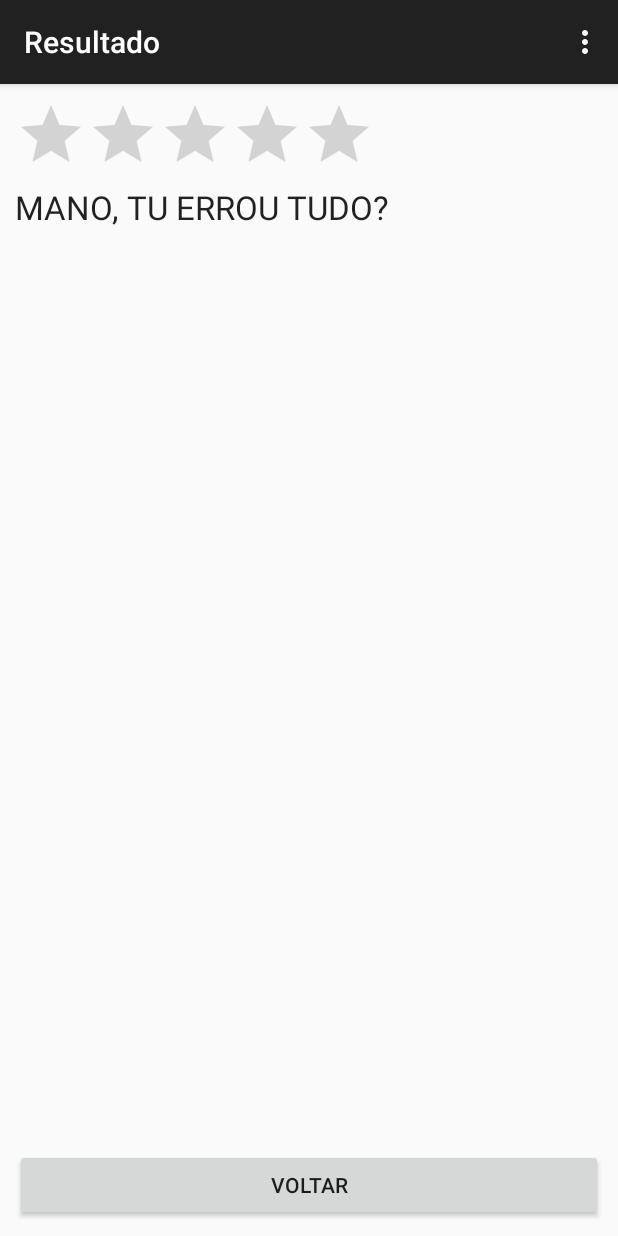
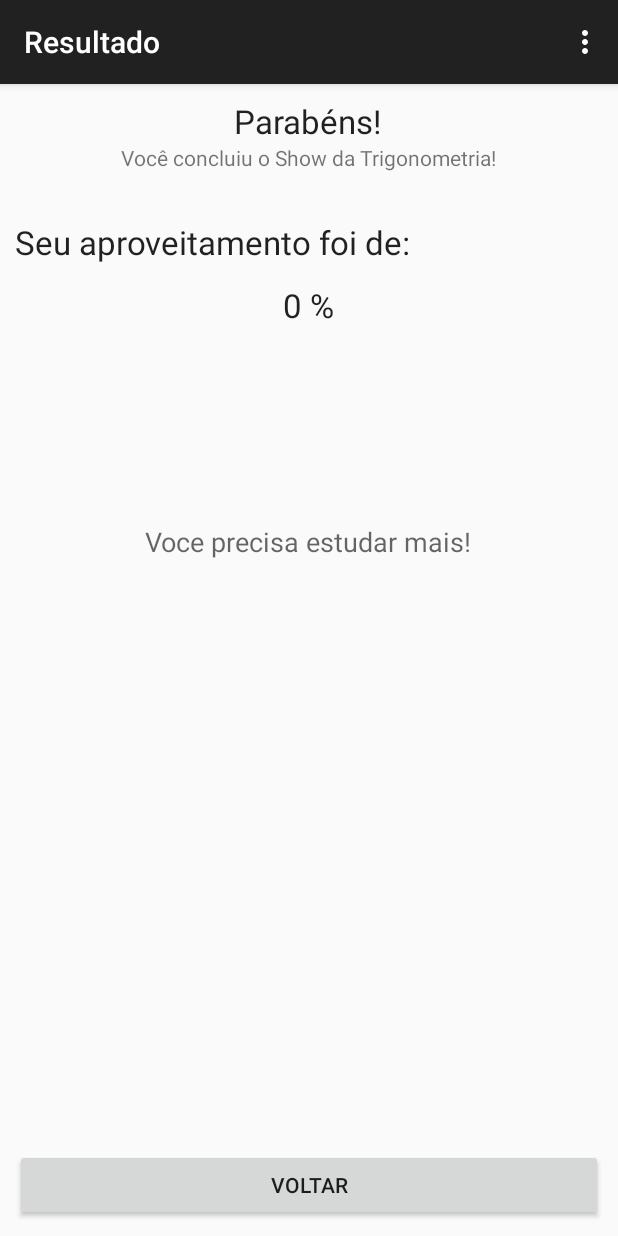
Before and after one commit to alvaromarinho/showdatrigonometria, an Android app: the Resultado screen opened directly, with no data from a screen before it, on a phone screen of 412 x 824 dp. Run offline under Robolectric (Android 15) with nearby library versions, the phone set to English and light mode, and no system bars; 1 statement that could not run was skipped.

Commit message:
Tela de Resultado

```diff
--- a/app/src/main/java/com/example/alvinkalango/showdatrigonometria/Quiz.java
+++ b/app/src/main/java/com/example/alvinkalango/showdatrigonometria/Quiz.java
@@ -99,7 +99,8 @@ public class Quiz extends Activity {
 
                     AlertDialog.Builder builder = new AlertDialog.Builder(Quiz.this);
                     builder.setTitle("Etapa concluída");
-                    builder.setMessage("Acertos = " + pontuacaoTemp);
+                    percTemp = (pontuacaoTemp*100)/5;
+                    builder.setMessage("Acertos = " + percTemp + "%");
                     builder.setPositiveButton("OK", new DialogInterface.OnClickListener() {
                         public void onClick(DialogInterface dialog, int id) {
                             Concluido.dismiss();
--- a/app/src/main/java/com/example/alvinkalango/showdatrigonometria/Resultado.java
+++ b/app/src/main/java/com/example/alvinkalango/showdatrigonometria/Resultado.java
@@ -15,12 +15,13 @@ public class Resultado extends AppCompatActivity {
 
     ManipulaBanco CRUD;
 
-    RatingBar bar;
     TextView resultado;
+    TextView msg;
     Button Bt_voltar;
 
     String codigo;
     int pontuacao;
+    int percTotal;
 
     @Override
     protected void onCreate(Bundle savedInstanceState) {
@@ -35,34 +36,16 @@ public class Resultado extends AppCompatActivity {
 
         Bt_voltar = (Button) findViewById(R.id.bt_voltar);
         resultado = (TextView)findViewById(R.id.textResultado);
-        bar = (RatingBar)findViewById(R.id.ratingBar);
-        bar.setNumStars(5);
-        bar.setStepSize(0.5f);
+        msg = (TextView)findViewById(R.id.textMsg);
+
+        percTotal = (pontuacao*100)/10;
+        resultado.setText(percTotal + " %");
 
         CRUD.alterarRegistro(Integer.parseInt(codigo), null, null, null, null, null, null, null, Integer.toString(pontuacao));
 
-        bar.setRating(pontuacao);
-
-        switch (pontuacao) {
-            case 0:
-                resultado.setText("MANO, TU ERROU TUDO?");
-                break;
-            case 1:
-                resultado.setText("ACERTOU 1");
-                break;
-            case 2:
-                resultado.setText("Opps, try again bro, keep learning");
-                break;
-            case 3:
-                resultado.setText("ACERTOU 3");
-                break;
-            case 4:
-                resultado.setText("Hmmmm.. maybe you have been reading a lot of JasaProgrammer quiz");
-                break;
-            case 5:
-                resultado.setText("Who are you? A student in JP???");
-                break;
-        }
+        if (percTotal < 40) msg.setText("Voce precisa estudar mais!");
+        if (percTotal >= 40 && percTotal < 80 ) msg.setText("Voce esta na media!");
+        if (percTotal >= 80) msg.setText("Voce esta detendo o conhecimento da materia!");
 
         Bt_voltar.setOnClickListener(new View.OnClickListener() {
             @Override
--- a/app/src/main/res/layout/activity_resultado.xml
+++ b/app/src/main/res/layout/activity_resultado.xml
@@ -5,21 +5,47 @@
     android:orientation="vertical"
     tools:context="com.example.alvinkalango.showdatrigonometria.Resultado">
 
-    <RatingBar
-        android:id="@+id/ratingBar"
+    <TextView
         android:layout_width="wrap_content"
         android:layout_height="wrap_content"
-        android:numStars="5"
-        android:stepSize="1.0"
-        android:rating="0.0"/>
+        android:textAppearance="?android:attr/textAppearanceLarge"
+        android:text="Parabéns!"
+        android:id="@+id/titulo"
+        android:layout_gravity="center_horizontal" />
 
     <TextView
-        android:id="@+id/textResultado"
+        android:id="@+id/subtitulo"
+        android:layout_width="wrap_content"
+        android:layout_height="wrap_content"
+        android:layout_weight="0.005"
+        android:text="Você concluiu o Show da Trigonometria!"
+        android:layout_gravity="center_horizontal" />
+
+    <TextView
         android:layout_width="match_parent"
         android:layout_height="wrap_content"
-        android:layout_weight="0.08"
+        android:textAppearance="?android:attr/textAppearanceLarge"
+        android:layout_weight="0.002"
+        android:text="Seu aproveitamento foi de:"
+        android:id="@+id/textView" />
+
+    <TextView
+        android:layout_width="wrap_content"
+        android:layout_height="wrap_content"
+        android:textAppearance="?android:attr/textAppearanceLarge"
+        android:layout_weight="0.02"
         android:text="Large Text"
-        android:textAppearance="?android:attr/textAppearanceLarge" />
+        android:id="@+id/textResultado"
+        android:layout_gravity="center_horizontal" />
+
+    <TextView
+        android:layout_width="wrap_content"
+        android:layout_height="wrap_content"
+        android:textAppearance="?android:attr/textAppearanceMedium"
+        android:text="Medium Text"
+        android:id="@+id/textMsg"
+        android:layout_weight="0.06"
+        android:layout_gravity="center_horizontal" />
 
     <Button
         android:layout_width="match_parent"
```
